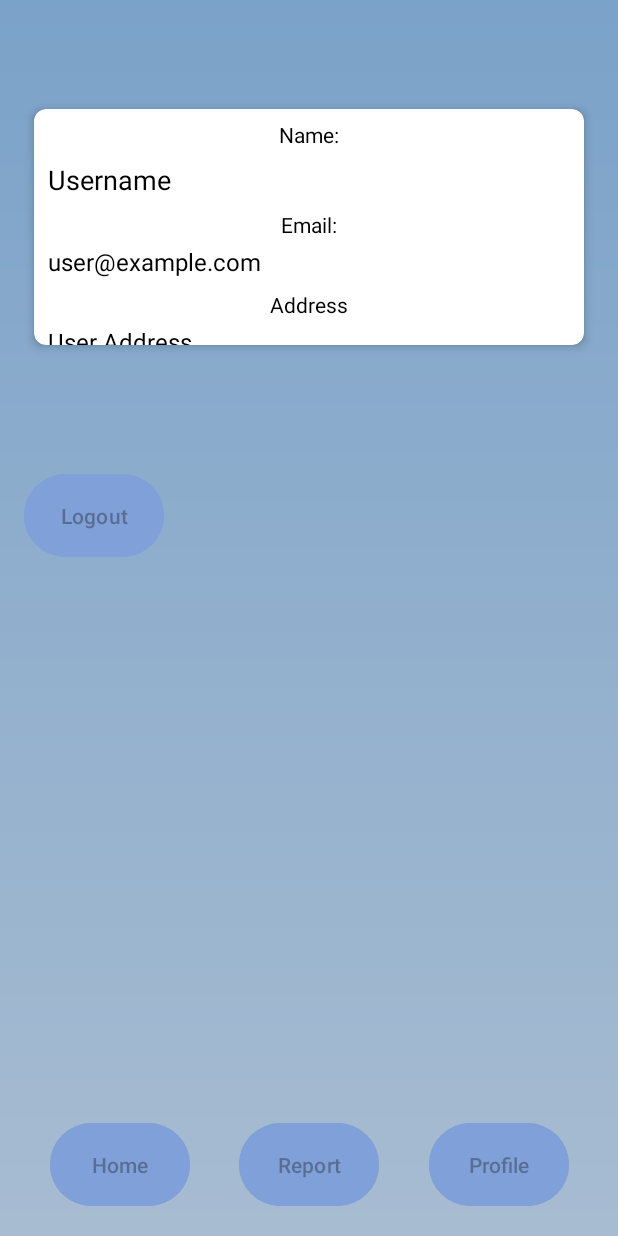
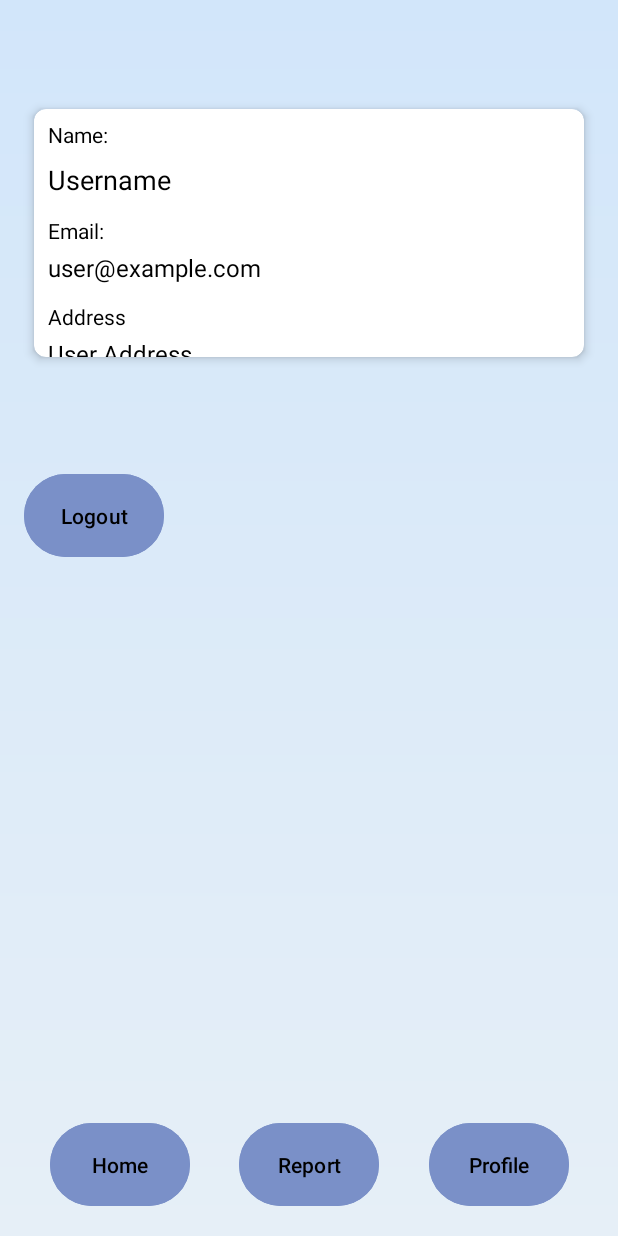
Before and after one commit to vijcoelho/springboot-mobile, an Android app: the ProfileScene screen opened directly, with no data from a screen before it, on a phone screen of 412 x 824 dp. Run offline under Robolectric (Android 15) with nearby library versions, the phone set to English and light mode, and no system bars; 1 statement that could not run was skipped.

Commit message:
update material button >_<

```diff
--- a/test_tcc_mobile/app/src/main/java/com/api/test_tcc_mobile/MainActivity.java
+++ b/test_tcc_mobile/app/src/main/java/com/api/test_tcc_mobile/MainActivity.java
@@ -37,9 +37,7 @@ public class MainActivity extends AppCompatActivity {
         super.onCreate(savedInstanceState);
         setContentView(R.layout.activity_main);
 
-        if(Build.VERSION.SDK_INT >= Build.VERSION_CODES.KITKAT) {
-            getWindow().setFlags(WindowManager.LayoutParams.FLAG_LAYOUT_NO_LIMITS, WindowManager.LayoutParams.FLAG_LAYOUT_NO_LIMITS);
-        }
+        getWindow().setFlags(WindowManager.LayoutParams.FLAG_LAYOUT_NO_LIMITS, WindowManager.LayoutParams.FLAG_LAYOUT_NO_LIMITS);
 
         TextInputEditText inputEditTextEmail = findViewById(R.id.textInputEmail);
         TextInputEditText textInputEditPassword = findViewById(R.id.textInputPassword);
--- a/test_tcc_mobile/app/src/main/java/com/api/test_tcc_mobile/ProfileScene.java
+++ b/test_tcc_mobile/app/src/main/java/com/api/test_tcc_mobile/ProfileScene.java
@@ -31,9 +31,7 @@ public class ProfileScene extends AppCompatActivity {
         super.onCreate(savedInstanceState);
         setContentView(R.layout.profilescene);
 
-        if(Build.VERSION.SDK_INT >= Build.VERSION_CODES.KITKAT) {
-            getWindow().setFlags(WindowManager.LayoutParams.FLAG_LAYOUT_NO_LIMITS, WindowManager.LayoutParams.FLAG_LAYOUT_NO_LIMITS);
-        }
+        getWindow().setFlags(WindowManager.LayoutParams.FLAG_LAYOUT_NO_LIMITS, WindowManager.LayoutParams.FLAG_LAYOUT_NO_LIMITS);
 
         MaterialButton homeProfile = findViewById(R.id.home_profile);
         MaterialButton logoutButton = findViewById(R.id.logout_button);
--- a/test_tcc_mobile/app/src/main/res/drawable/gradient_background.xml
+++ b/test_tcc_mobile/app/src/main/res/drawable/gradient_background.xml
@@ -1,8 +1,8 @@
 <?xml version="1.0" encoding="utf-8"?>
 <shape xmlns:android="http://schemas.android.com/apk/res/android">
     <gradient
-        android:startColor="#a7bcd1"
-        android:endColor="#7ba2c9"
+        android:startColor="#e6eff7"
+        android:endColor="#d2e6fa"
         android:type="linear"
         android:angle="90"
     />
--- a/test_tcc_mobile/app/src/main/res/layout/activity_main.xml
+++ b/test_tcc_mobile/app/src/main/res/layout/activity_main.xml
@@ -34,8 +34,8 @@
             android:layout_height="wrap_content"
             android:layout_marginTop="48dp"
             android:hint="@string/email"
+            android:textColorHint="@color/gray_dark"
             android:textColor="@android:color/black"
-            app:boxStrokeColor="@android:color/black"
             app:layout_constraintEnd_toEndOf="parent"
             app:layout_constraintHorizontal_bias="1.0"
             app:layout_constraintStart_toStartOf="parent"
@@ -47,8 +47,8 @@
             android:layout_height="wrap_content"
             android:layout_marginTop="16dp"
             android:hint="@string/password"
+            android:textColorHint="@color/gray_dark"
             android:textColor="@android:color/black"
-            app:boxStrokeColor="@android:color/black"
             app:layout_constraintEnd_toEndOf="parent"
             app:layout_constraintStart_toStartOf="parent"
             app:layout_constraintTop_toBottomOf="@+id/textInputEmail" />
--- a/test_tcc_mobile/app/src/main/res/layout/profilescene.xml
+++ b/test_tcc_mobile/app/src/main/res/layout/profilescene.xml
@@ -43,6 +43,7 @@
                 android:text="Name:"
                 android:textColor="@android:color/black"
                 app:layout_constraintEnd_toEndOf="parent"
+                app:layout_constraintHorizontal_bias="0.0"
                 app:layout_constraintStart_toStartOf="parent"
                 app:layout_constraintTop_toTopOf="parent" />
 
@@ -65,11 +66,12 @@
                 android:layout_width="wrap_content"
                 android:layout_height="wrap_content"
                 android:layout_marginStart="16dp"
-                android:layout_marginTop="8dp"
+                android:layout_marginTop="12dp"
                 android:layout_marginEnd="16dp"
                 android:text="Email:"
                 android:textColor="@android:color/black"
                 app:layout_constraintEnd_toEndOf="parent"
+                app:layout_constraintHorizontal_bias="0.0"
                 app:layout_constraintStart_toStartOf="parent"
                 app:layout_constraintTop_toBottomOf="@+id/textViewName" />
 
@@ -92,11 +94,12 @@
                 android:layout_width="wrap_content"
                 android:layout_height="wrap_content"
                 android:layout_marginStart="16dp"
-                android:layout_marginTop="8dp"
+                android:layout_marginTop="12dp"
                 android:layout_marginEnd="16dp"
                 android:text="Address"
                 android:textColor="@android:color/black"
                 app:layout_constraintEnd_toEndOf="parent"
+                app:layout_constraintHorizontal_bias="0.0"
                 app:layout_constraintStart_toStartOf="parent"
                 app:layout_constraintTop_toBottomOf="@+id/textViewEmail" />
 
@@ -124,8 +127,8 @@
             android:layout_marginStart="16dp"
             android:layout_marginEnd="16dp"
             android:layout_marginBottom="16dp"
-            android:hint="@string/home_button"
-            android:backgroundTint="@color/blue_gradient_dark"
+            android:text="@string/home_button"
+            android:backgroundTint="@color/material_dynamic_primary60"
             android:textColor="@android:color/black"
             app:layout_constraintStart_toStartOf="parent"
             app:layout_constraintEnd_toStartOf="@+id/report_button"
@@ -137,8 +140,8 @@
             android:layout_height="63dp"
             android:layout_marginEnd="16dp"
             android:layout_marginBottom="16dp"
-            android:hint="@string/report"
-            android:backgroundTint="@color/blue_gradient_dark"
+            android:text="@string/report"
+            android:backgroundTint="@color/material_dynamic_primary60"
             android:textColor="@android:color/black"
             app:layout_constraintStart_toEndOf="@+id/home_profile"
             app:layout_constraintEnd_toStartOf="@+id/profile_button"
@@ -151,7 +154,8 @@
             android:layout_marginEnd="16dp"
             android:layout_marginBottom="16dp"
             android:hint="@string/profile"
-            android:backgroundTint="@color/blue_gradient_dark"
+            android:backgroundTint="@color/material_dynamic_primary60"
+            android:text="@string/profile"
             android:textColor="@android:color/black"
             app:layout_constraintStart_toEndOf="@+id/report_button"
             app:layout_constraintEnd_toEndOf="parent"
@@ -163,8 +167,8 @@
         android:layout_height="63dp"
         android:layout_marginStart="16dp"
         android:layout_marginTop="312dp"
-        android:backgroundTint="@color/blue_gradient_dark"
-        android:hint="@string/logout"
+        android:backgroundTint="@color/material_dynamic_primary60"
+        android:text="@string/logout"
         android:textColor="@android:color/black"
         app:layout_constraintStart_toStartOf="parent"
         app:layout_constraintTop_toTopOf="parent" />
--- a/test_tcc_mobile/app/src/main/res/values/colors.xml
+++ b/test_tcc_mobile/app/src/main/res/values/colors.xml
@@ -5,4 +5,5 @@
     <color name="blue_gradient">#FFCEDDF6</color>
     <color name="blue_gradient_dark">#FF7FA0D8</color>
     <color name="gray_dark">#757575</color>
+    <color name="light_blue">#d3dce3</color>
 </resources>
```
Also changed, not shown: test_tcc_mobile/app/src/main/res/layout/start.xml (+31 -25 lines).
